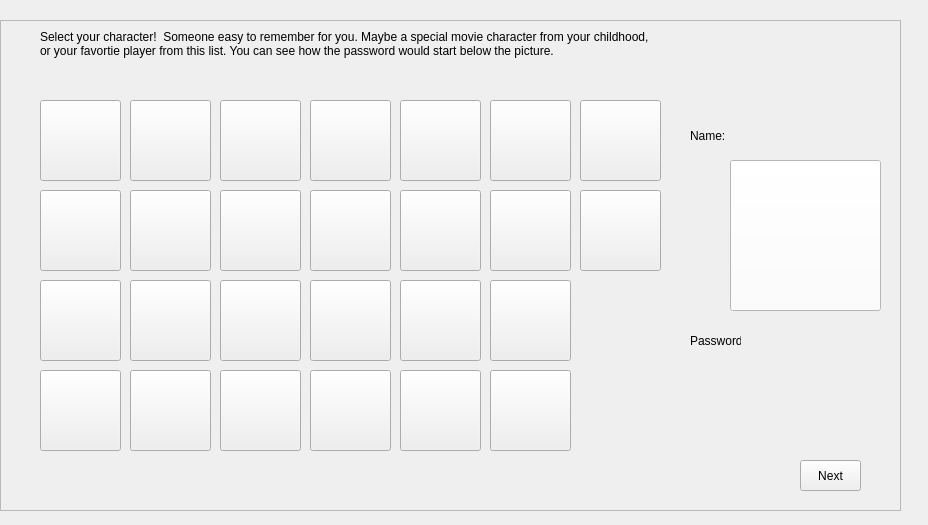
Above: Python/UI forms/selectCharacterWindow.ui from ajs5433/CSEC-Final-Project- before the change. Below: the same form after it.
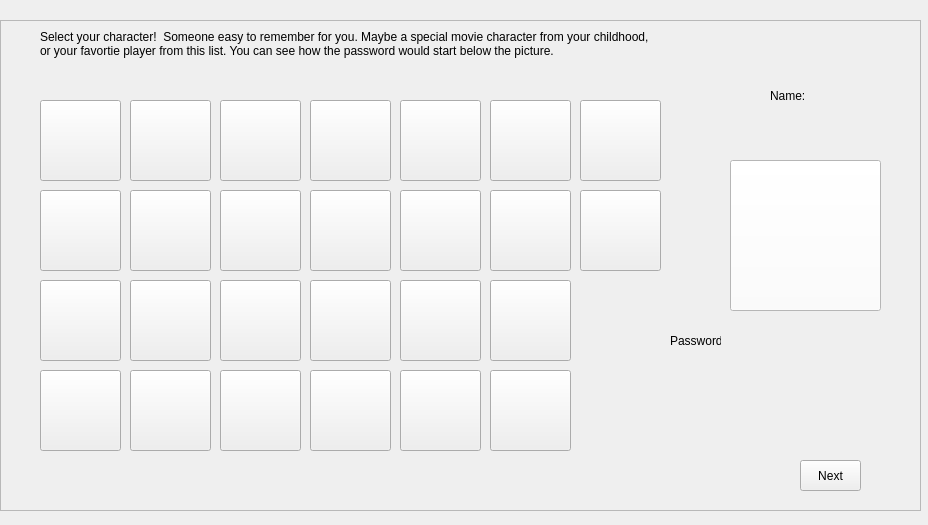
That is the form after the change.

```diff
--- a/Python/UI forms/selectCharacterWindow.ui
+++ b/Python/UI forms/selectCharacterWindow.ui
@@ -18,7 +18,7 @@
     <rect>
      <x>0</x>
      <y>20</y>
-     <width>901</width>
+     <width>921</width>
      <height>491</height>
     </rect>
    </property>
@@ -370,8 +370,8 @@
    <widget class="QLabel" name="name_l">
     <property name="geometry">
      <rect>
-      <x>690</x>
-      <y>100</y>
+      <x>770</x>
+      <y>60</y>
       <width>41</width>
       <height>31</height>
      </rect>
@@ -383,7 +383,7 @@
    <widget class="QLabel" name="pswd_l">
     <property name="geometry">
      <rect>
-      <x>690</x>
+      <x>670</x>
       <y>310</y>
       <width>51</width>
       <height>21</height>
@@ -455,9 +455,9 @@
    <widget class="QLabel" name="name_label">
     <property name="geometry">
      <rect>
-      <x>730</x>
+      <x>700</x>
       <y>100</y>
-      <width>141</width>
+      <width>201</width>
       <height>31</height>
      </rect>
     </property>
```
Left out of the diff: 3 changed lines with no effect on the pictures.
